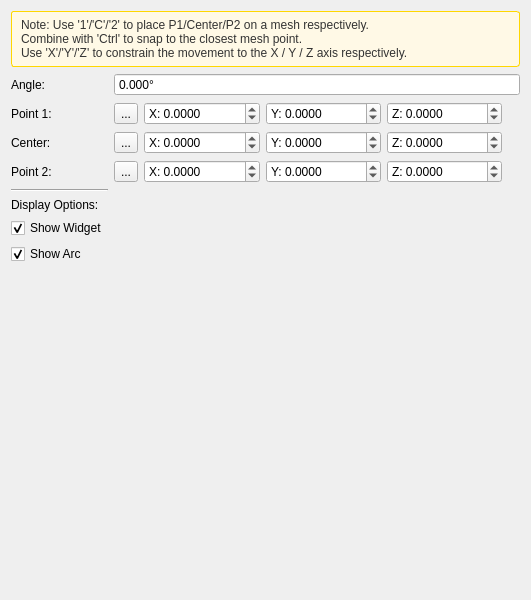
Asher-1/ACloudViewer, file libs/PCLEngine/Tools/MeasurementTools/cvProtractorToolDlg.ui: the form before one commit.
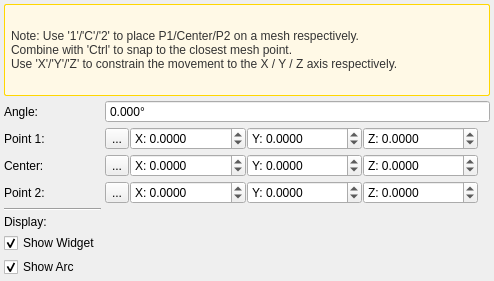
The form after the commit. Icons and pictures are not drawn.

Commit message: fix macos shortcuts issues with measurements tools

Patch:
```diff
--- a/libs/PCLEngine/Tools/MeasurementTools/cvProtractorToolDlg.ui
+++ b/libs/PCLEngine/Tools/MeasurementTools/cvProtractorToolDlg.ui
@@ -6,19 +6,49 @@
    <rect>
     <x>0</x>
     <y>0</y>
-    <width>280</width>
-    <height>600</height>
+    <width>0</width>
+    <height>0</height>
    </rect>
   </property>
+  <property name="sizePolicy">
+   <sizepolicy hsizetype="Minimum" vsizetype="Preferred">
+    <horstretch>0</horstretch>
+    <verstretch>0</verstretch>
+   </sizepolicy>
+  </property>
   <property name="windowTitle">
    <string>Protractor Tool</string>
   </property>
   <layout class="QVBoxLayout" name="verticalLayout">
    <property name="spacing">
-    <number>6</number>
+    <number>4</number>
+   </property>
+   <property name="leftMargin">
+    <number>4</number>
+   </property>
+   <property name="topMargin">
+    <number>4</number>
+   </property>
+   <property name="rightMargin">
+    <number>4</number>
+   </property>
+   <property name="bottomMargin">
+    <number>4</number>
    </property>
    <item>
     <widget class="QLabel" name="instructionLabel">
+     <property name="sizePolicy">
+      <sizepolicy hsizetype="Minimum" vsizetype="Minimum">
+       <horstretch>0</horstretch>
+       <verstretch>0</verstretch>
+      </sizepolicy>
+     </property>
+     <property name="minimumSize">
+      <size>
+       <width>0</width>
+       <height>0</height>
+      </size>
+     </property>
      <property name="text">
       <string>Note: Use '1'/'C'/'2' to place P1/Center/P2 on a mesh respectively. 
 Combine with 'Ctrl' to snap to the closest mesh point.
@@ -28,14 +58,14 @@
       <bool>true</bool>
      </property>
      <property name="margin">
-      <number>4</number>
+      <number>3</number>
      </property>
      <property name="styleSheet">
       <string>QLabel {
    background-color: #FFF9E6;
    border: 1px solid #FFD700;
-   border-radius: 3px;
-   padding: 6px;
+   border-radius: 2px;
+   padding: 3px;
    color: #333;
 }</string>
      </property>
@@ -55,6 +85,12 @@
        <property name="readOnly">
         <bool>true</bool>
        </property>
+       <property name="sizePolicy">
+        <sizepolicy hsizetype="Minimum" vsizetype="Fixed">
+         <horstretch>0</horstretch>
+         <verstretch>0</verstretch>
+        </sizepolicy>
+       </property>
        <property name="buttonSymbols">
         <enum>QAbstractSpinBox::NoButtons</enum>
        </property>
@@ -81,6 +117,9 @@
      </item>
      <item row="1" column="1">
       <layout class="QHBoxLayout" name="point1Layout">
+       <property name="spacing">
+        <number>1</number>
+       </property>
        <item>
         <widget class="QToolButton" name="pickPoint1ToolButton">
          <property name="toolTip">
@@ -109,6 +148,12 @@
          <property name="prefix">
           <string>X: </string>
          </property>
+         <property name="sizePolicy">
+          <sizepolicy hsizetype="Minimum" vsizetype="Fixed">
+           <horstretch>0</horstretch>
+           <verstretch>0</verstretch>
+          </sizepolicy>
+         </property>
          <property name="decimals">
           <number>4</number>
          </property>
@@ -128,6 +173,12 @@
          <property name="prefix">
           <string>Y: </string>
          </property>
+         <property name="sizePolicy">
+          <sizepolicy hsizetype="Minimum" vsizetype="Fixed">
+           <horstretch>0</horstretch>
+           <verstretch>0</verstretch>
+          </sizepolicy>
+         </property>
          <property name="decimals">
           <number>4</number>
          </property>
@@ -147,6 +198,12 @@
          <property name="prefix">
           <string>Z: </string>
          </property>
+         <property name="sizePolicy">
+          <sizepolicy hsizetype="Minimum" vsizetype="Fixed">
+           <horstretch>0</horstretch>
+           <verstretch>0</verstretch>
+          </sizepolicy>
+         </property>
          <property name="decimals">
           <number>4</number>
          </property>
@@ -172,6 +229,9 @@
      </item>
      <item row="2" column="1">
       <layout class="QHBoxLayout" name="centerLayout">
+       <property name="spacing">
+        <number>1</number>
+       </property>
        <item>
         <widget class="QToolButton" name="pickCenterToolButton">
          <property name="toolTip">
@@ -200,6 +260,12 @@
          <property name="prefix">
           <string>X: </string>
          </property>
+         <property name="sizePolicy">
+          <sizepolicy hsizetype="Minimum" vsizetype="Fixed">
+           <horstretch>0</horstretch>
+           <verstretch>0</verstretch>
+          </sizepolicy>
+         </property>
          <property name="decimals">
           <number>4</number>
          </property>
@@ -219,6 +285,12 @@
          <property name="prefix">
           <string>Y: </string>
          </property>
+         <property name="sizePolicy">
+          <sizepolicy hsizetype="Minimum" vsizetype="Fixed">
+           <horstretch>0</horstretch>
+           <verstretch>0</verstretch>
+          </sizepolicy>
+         </property>
          <property name="decimals">
           <number>4</number>
          </property>
@@ -238,6 +310,12 @@
          <property name="prefix">
           <string>Z: </string>
          </property>
+         <property name="sizePolicy">
+          <sizepolicy hsizetype="Minimum" vsizetype="Fixed">
+           <horstretch>0</horstretch>
+           <verstretch>0</verstretch>
+          </sizepolicy>
+         </property>
          <property name="decimals">
           <number>4</number>
          </property>
@@ -263,6 +341,9 @@
      </item>
      <item row="3" column="1">
       <layout class="QHBoxLayout" name="point2Layout">
+       <property name="spacing">
+        <number>1</number>
+       </property>
        <item>
         <widget class="QToolButton" name="pickPoint2ToolButton">
          <property name="toolTip">
@@ -291,6 +372,12 @@
          <property name="prefix">
           <string>X: </string>
          </property>
+         <property name="sizePolicy">
+          <sizepolicy hsizetype="Minimum" vsizetype="Fixed">
+           <horstretch>0</horstretch>
+           <verstretch>0</verstretch>
+          </sizepolicy>
+         </property>
          <property name="decimals">
           <number>4</number>
          </property>
@@ -310,6 +397,12 @@
          <property name="prefix">
           <string>Y: </string>
          </property>
+         <property name="sizePolicy">
+          <sizepolicy hsizetype="Minimum" vsizetype="Fixed">
+           <horstretch>0</horstretch>
+           <verstretch>0</verstretch>
+          </sizepolicy>
+         </property>
          <property name="decimals">
           <number>4</number>
          </property>
@@ -329,6 +422,12 @@
          <property name="prefix">
           <string>Z: </string>
          </property>
+         <property name="sizePolicy">
+          <sizepolicy hsizetype="Minimum" vsizetype="Fixed">
+           <horstretch>0</horstretch>
+           <verstretch>0</verstretch>
+          </sizepolicy>
+         </property>
          <property name="decimals">
           <number>4</number>
          </property>
@@ -355,7 +454,7 @@
      <item row="5" column="0">
       <widget class="QLabel" name="label_11">
        <property name="text">
-        <string>Display Options:</string>
+        <string>Display:</string>
        </property>
       </widget>
      </item>
@@ -374,19 +473,6 @@
          </property>
         </widget>
        </item>
-       <item>
-        <spacer name="horizontalSpacer_2">
-         <property name="orientation">
-          <enum>Qt::Horizontal</enum>
-         </property>
-         <property name="sizeHint" stdset="0">
-          <size>
-           <width>40</width>
-           <height>20</height>
-          </size>
-         </property>
-        </spacer>
-       </item>
       </layout>
      </item>
      <item row="7" column="0">
@@ -404,34 +490,8 @@
          </property>
         </widget>
        </item>
-       <item>
-        <spacer name="horizontalSpacer_3">
-         <property name="orientation">
-          <enum>Qt::Horizontal</enum>
-         </property>
-         <property name="sizeHint" stdset="0">
-          <size>
-           <width>40</width>
-           <height>20</height>
-          </size>
-         </property>
-        </spacer>
-       </item>
       </layout>
      </item>
-     <item row="8" column="0">
-      <spacer name="verticalSpacer">
-       <property name="orientation">
-        <enum>Qt::Vertical</enum>
-       </property>
-       <property name="sizeHint" stdset="0">
-        <size>
-         <width>20</width>
-         <height>40</height>
-        </size>
-       </property>
-      </spacer>
-     </item>
     </layout>
    </item>
   </layout>
```
The commit also changes 18 other files.
